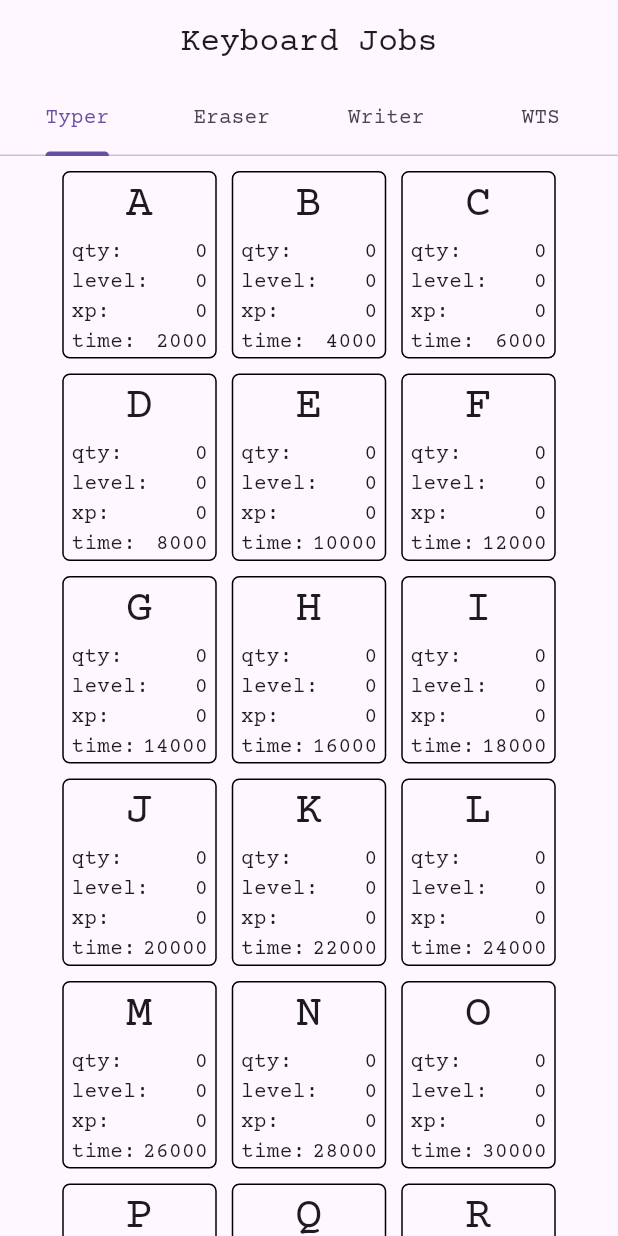
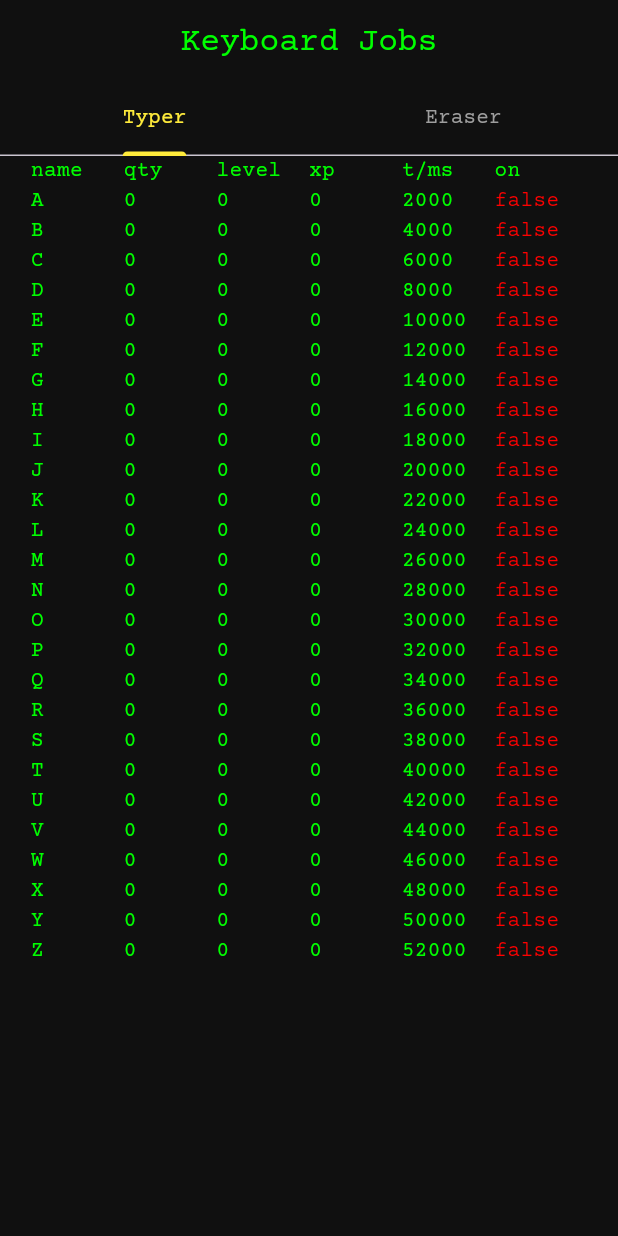
Before and after one commit to daaug/ComputerIdle, a Flutter app: the screen it shows after launch, on a phone screen of 412 x 824 dp. Run offline on Flutter 3.47's test engine with Material 3 defaults, Android fonts, the phone set to English and light mode, and no system bars.

Commit message:
New layout + colors

```diff
--- a/lib/data.dart
+++ b/lib/data.dart
@@ -1,36 +1,49 @@
-Map kbdCols = {
+import 'dart:ui';
+
+// Globals
+Color globalBackground = const Color(0xFF101010);
+Color globalFontColor = const Color(0xFF00ff00);
+Color globalAccentColor = const Color(0xFF00ff00);
+
+Map working = {
+  "keyboard": "",
+};
+
+Map typerCols = {
   'name': 0,
   'time': 1,
   'level': 2,
   'xp': 3,
   'qty': 4,
-  'unlocked': 4,
+  'unlock': 5,
+  'active': 6,
 };
-List kbdData = [
-  ["A",2000,0,0,0,true],
-  ["B",4000,0,0,0,false],
-  ["C",6000,0,0,0,false],
-  ["D",8000,0,0,0,false],
-  ["E",10000,0,0,0,false],
-  ["F",12000,0,0,0,false],
-  ["G",14000,0,0,0,false],
-  ["H",16000,0,0,0,false],
-  ["I",18000,0,0,0,false],
-  ["J",20000,0,0,0,false],
-  ["K",22000,0,0,0,false],
-  ["L",24000,0,0,0,false],
-  ["M",26000,0,0,0,false],
-  ["N",28000,0,0,0,false],
-  ["O",30000,0,0,0,false],
-  ["P",32000,0,0,0,false],
-  ["Q",34000,0,0,0,false],
-  ["R",36000,0,0,0,false],
-  ["S",38000,0,0,0,false],
-  ["T",40000,0,0,0,false],
-  ["U",42000,0,0,0,false],
-  ["V",44000,0,0,0,false],
-  ["W",46000,0,0,0,false],
-  ["X",48000,0,0,0,false],
-  ["Y",50000,0,0,0,false],
-  ["Z",52000,0,0,0,false],
+
+List typerData = [
+  ["A",2000,0,0,0,true, false],
+  ["B",4000,0,0,0,false, false],
+  ["C",6000,0,0,0,false, false],
+  ["D",8000,0,0,0,false, false],
+  ["E",10000,0,0,0,false, false],
+  ["F",12000,0,0,0,false, false],
+  ["G",14000,0,0,0,false, false],
+  ["H",16000,0,0,0,false, false],
+  ["I",18000,0,0,0,false, false],
+  ["J",20000,0,0,0,false, false],
+  ["K",22000,0,0,0,false, false],
+  ["L",24000,0,0,0,false, false],
+  ["M",26000,0,0,0,false, false],
+  ["N",28000,0,0,0,false, false],
+  ["O",30000,0,0,0,false, false],
+  ["P",32000,0,0,0,false, false],
+  ["Q",34000,0,0,0,false, false],
+  ["R",36000,0,0,0,false, false],
+  ["S",38000,0,0,0,false, false],
+  ["T",40000,0,0,0,false, false],
+  ["U",42000,0,0,0,false, false],
+  ["V",44000,0,0,0,false, false],
+  ["W",46000,0,0,0,false, false],
+  ["X",48000,0,0,0,false, false],
+  ["Y",50000,0,0,0,false, false],
+  ["Z",52000,0,0,0,false, false],
 ];
--- /dev/null
+++ b/lib/inventory.dart
@@ -0,0 +1,30 @@
+import 'package:flutter/material.dart';
+
+
+class MyHomePage extends StatefulWidget {
+  const MyHomePage({super.key,});
+
+  @override
+  State<MyHomePage> createState() => _MyHomePageState();
+}
+
+class _MyHomePageState extends State<MyHomePage> {
+
+  @override
+  Widget build(BuildContext context) {
+    return Scaffold(
+      appBar: AppBar(
+        title: const Text('Inventory'),
+        centerTitle: true,
+        bottom: const TabBar(
+          tabs: [
+            Tab(text: 'Typer',),
+            Tab(text: 'Eraser',),
+            Tab(text: 'Writer',),
+            Tab(text: 'WTS',),
+          ]
+        ),
+      ),
+    );
+  }
+}
--- a/lib/keyboard.dart
+++ b/lib/keyboard.dart
@@ -1,51 +1,39 @@
-import 'dart:async';
-
 import 'package:computer_idle/data.dart';
-import 'package:computer_idle/list_elements.dart';
+import 'package:computer_idle/typer_eraser.dart';
 import 'package:flutter/material.dart';
 
 
-class KeyboardPage extends StatefulWidget {
+class KeyboardPage extends StatelessWidget {
   const KeyboardPage({super.key,});
-
-  @override
-  State<KeyboardPage> createState() => _KeyboardPageState();
-}
-
-class _KeyboardPageState extends State<KeyboardPage> {
-
-  @override
-  void initState() {
-    super.initState();
-    kbdData;
-  }
 
   @override
   Widget build(BuildContext context) {
     return DefaultTabController(
-      length: 4,
+      length: 2,
       child: Scaffold(
+        backgroundColor: globalBackground,
         appBar: AppBar(
           title: const Text('Keyboard Jobs'),
+          backgroundColor: globalBackground,
+          foregroundColor: globalFontColor,
           centerTitle: true,
           bottom: const TabBar(
+            labelColor: Colors.yellow,
+            indicatorColor: Colors.yellow,
+            unselectedLabelColor: Colors.grey,
             tabs: [
               Tab(text: 'Typer',),
               Tab(text: 'Eraser',),
-              Tab(text: 'Writer',),
-              Tab(text: 'WTS',),
             ]
           ),
         ),
         body: Center(
           child: SizedBox(
             width: MediaQuery.of(context).size.width * 0.9,
-            child: TabBarView(
+            child: const TabBarView(
               children: [
-                MyTyper(erase: false),
-                MyTyper(erase: true),
-                Text('words'),
-                Text('no words'),
+                MyTyperEraser(typer: true,),
+                MyTyperEraser(typer: false,),
               ],
             )
           )
@@ -54,102 +42,3 @@ class _KeyboardPageState extends State<KeyboardPage> {
     );
   }
 }
-
-class MyTyper extends StatefulWidget {
-  const MyTyper({super.key,
-    required this.erase,
-  });
-
-  final bool erase;
-
-  @override
-  State<MyTyper> createState() => _MyTyperState();
-}
-
-class _MyTyperState extends State<MyTyper> {
-
-  int baseLevelXp = 30;
-  late Timer timer;
-  int currWorkingId = 1000;
-
-  eraseCheck(int id){
-    if(widget.erase){
-      if(kbdData[id][kbdCols['qty']] - 1 <= 0){
-        kbdData[id][kbdCols['qty']] = 0;
-        timer.cancel();
-      } else {
-        kbdData[id][kbdCols['qty']] -= 1;
-      }
-    } else {
-      kbdData[id][kbdCols['qty']] += 1;
-    }
-  }
-
-  runTimer(int id){
-    if (timer.isActive && id == currWorkingId) {
-      timer.cancel();
-    } else {
-      currWorkingId = id;
-      timer.cancel();
-      timer = Timer.periodic(
-        Duration(milliseconds: kbdData[id][kbdCols['time']]),
-        (t){
-          if(kbdData[id][kbdCols['xp']] + 1 >= ((kbdData[id][kbdCols['level']]/10)+1) * baseLevelXp){
-            kbdData[id][kbdCols['level']] += 1;
-            kbdData[id][kbdCols['xp']] = 0;
-            eraseCheck(id);
-          } else {
-            kbdData[id][kbdCols['xp']] += 1;
-            eraseCheck(id);
-          }
-          setState(() {
-            kbdData[id];
-          });
-          print('NAME: ${kbdData[id][0]}\tQty: ${kbdData[id][4]}\tXP: ${kbdData[id][3]}\tLEVEL: ${kbdData[id][2]} ');
-        }
-      );
-    }
-
-  } // runTimer()
-
-  @override
-  void dispose() {
-    super.dispose();
-    timer.cancel();
-  }
-
-  @override
-  void initState() {
-    super.initState();
-
-    timer = Timer(const Duration(milliseconds: 1), () {});
-
-  } // initState()
-
-  @override
-  Widget build(BuildContext context) {
-    return Wrap(
-      direction: Axis.horizontal,
-      spacing: 10,
-      alignment: WrapAlignment.center,
-      children: [
-        for(var i = 0; i < kbdData.length; i++)
-          Padding(
-            padding: const EdgeInsets.only(top: 10),
-            child: MyElement(
-              name: kbdData[i][kbdCols['name']],
-              cost: 0,
-              level: kbdData[i][kbdCols['level']],
-              id: i,
-              qty: kbdData[i][kbdCols['qty']],
-              fullTime: kbdData[i][kbdCols['time']],
-              currTime: 10,
-              xp: kbdData[i][kbdCols['xp']],
-              runTimer: runTimer,
-            ),
-          )
-      ],
-    );
-  }
-
-}
--- a/lib/list_elements.dart
+++ /dev/null
@@ -1,94 +0,0 @@
-import 'package:computer_idle/data.dart';
-import 'package:flutter/material.dart';
-
-
-class MyElement extends StatefulWidget {
-  const MyElement({super.key,
-    required this.name,
-    required this.cost,
-    required this.id,
-    required this.level,
-    required this.qty,
-    required this.fullTime,
-    required this.currTime,
-    required this.xp,
-    required this.runTimer,
-  });
-
-  final String name;
-  final int cost;
-  final int id;
-  final int level;
-  final int qty;
-  final int fullTime;
-  final int currTime;
-  final int xp;
-  final Function runTimer;
-
-  @override
-  State<MyElement> createState() => _MyElementState();
-}
-
-class _MyElementState extends State<MyElement> {
-
-  @override
-  Widget build(BuildContext context) {
-    return  Container(
-        alignment: Alignment.center,
-        constraints: BoxConstraints(
-          maxWidth: MediaQuery.of(context).size.width * 0.25,
-        ),
-        decoration: BoxDecoration(
-          border: Border.all(
-            width: 1,
-            color: const Color(0xFF000000),
-          ),
-          borderRadius: BorderRadius.circular(5),
-        ),
-        child:InkWell(
-          onTap: () => widget.runTimer(widget.id),
-          child: Padding(padding: EdgeInsets.only(left: 5, right: 5),
-            child: Column(
-              mainAxisAlignment: MainAxisAlignment.spaceEvenly,
-              children: [
-                Text(widget.name,
-                  textAlign: TextAlign.center,
-                  style: const TextStyle(
-                    fontSize: 30,
-                  ),
-                ),
-                Row(
-                  mainAxisAlignment: MainAxisAlignment.spaceBetween,
-                  children: [
-                    const Text('qty:'),
-                    Text('${widget.qty}'),
-                  ],
-                ),
-                Row(
-                  mainAxisAlignment: MainAxisAlignment.spaceBetween,
-                  children: [
-                    const Text('level:'),
-                    Text('${widget.level}'),
-                  ],
-                ),
-                Row(
-                  mainAxisAlignment: MainAxisAlignment.spaceBetween,
-                  children: [
-                    const Text('xp:'),
-                    Text('${widget.xp}'),
-                  ],
-                ),
-                Row(
-                  mainAxisAlignment: MainAxisAlignment.spaceBetween,
-                  children: [
-                    const Text('time:'),
-                    Text('${widget.fullTime}'),
-                  ],
-                ),
-              ],
-            ), // END Column
-          )
-        ), // END InkWell
-    ); // END Container
-  }
-}
--- /dev/null
+++ b/lib/typer_eraser.dart
@@ -0,0 +1,128 @@
+import 'dart:async';
+
+import 'package:computer_idle/data.dart';
+import 'package:flutter/material.dart';
+
+
+class MyTyperEraser extends StatefulWidget {
+  const MyTyperEraser({super.key,
+    required this.typer,
+  });
+
+  final bool typer;
+
+  @override
+  State<MyTyperEraser> createState() => _MyTyperEraserState();
+}
+
+class _MyTyperEraserState extends State<MyTyperEraser> {
+
+  int baseLevelXp = 30;
+  late Timer timer;
+  int currWorkingId = 1000;
+
+  runTimer(int id){
+    if (timer.isActive && id == currWorkingId) {
+      timer.cancel();
+    } else {
+      currWorkingId = id;
+      timer.cancel();
+      timer = Timer.periodic(
+        Duration(milliseconds: typerData[id][typerCols['time']]),
+        (_){
+          if(typerData[id][typerCols['xp']] + 1 >= ((typerData[id][typerCols['level']]/10)+1) * baseLevelXp){
+            typerData[id][typerCols['level']] += 1;
+            typerData[id][typerCols['xp']] = 0;
+          } else {
+            typerData[id][typerCols['xp']] += 1;
+          }
+          typerData[id][typerCols['qty']] += 1;
+          setState(() {
+            typerData[id];
+          });
+          print('NAME: ${typerData[id][0]}\tQty: ${typerData[id][4]}\tXP: ${typerData[id][3]}\tLEVEL: ${typerData[id][2]} ');
+        }
+      );
+    }
+
+  } // runTimer()
+
+  myText(String text){
+    return Text(text,
+      style: TextStyle(color: globalFontColor),
+    );
+  }
+
+  @override
+  void dispose() {
+    super.dispose();
+    timer.cancel();
+  }
+
+  @override
+  void initState() {
+    super.initState();
+
+    timer = Timer(const Duration(milliseconds: 1), () {});
+
+  } // initState()
+
+  @override
+  Widget build(BuildContext context) {
+    return ListView(
+      children: [
+        Table(
+          children: [
+            TableRow(
+              children: [
+                TableCell(
+                  child: myText("name"),
+                ),
+                TableCell(
+                  child: myText("qty"),
+                ),
+                TableCell(
+                  child: myText("level"),
+                ),
+                TableCell(
+                  child: myText("xp"),
+                ),
+                TableCell(
+                  child: myText("t/ms"),
+                ),
+                TableCell(
+                  child: myText("on"),
+                ),
+              ]
+            ),
+            for(var i = 0; i < typerData.length; i++)
+              TableRow(
+                children: [
+                  TableCell(
+                    child: myText(typerData[i][typerCols['name']])
+                  ),
+                  TableCell(
+                    child: myText("${typerData[i][typerCols['qty']]}")
+                  ),
+                  TableCell(
+                    child: myText("${typerData[i][typerCols['level']]}")
+                  ),
+                  TableCell(
+                    child: myText("${typerData[i][typerCols['xp']]}")
+                  ),
+                  TableCell(
+                    child: myText("${typerData[i][typerCols['time']]}")
+                  ),
+                  TableCell(
+                    child: Text("${typerData[i][typerCols['active']]}",
+                      style: TextStyle(color: typerData[i][typerCols['active']] ? const Color(0xFFffff00) : const Color(0xFFff0000)),
+                    )
+                  ),
+                ]
+              )
+          ],
+    )
+      ],
+    );
+  }
+}
```
Also changed, not shown: lib/main.dart (+4 -18 lines), lib/globals.dart (added).
